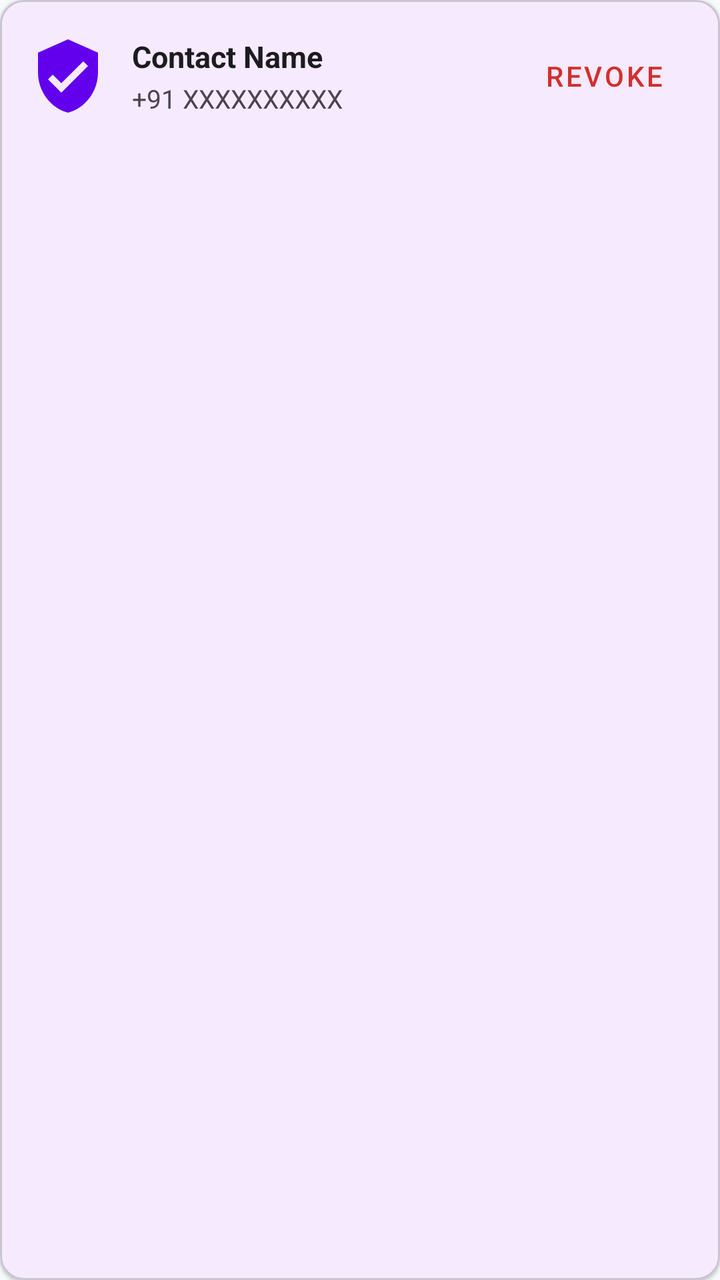
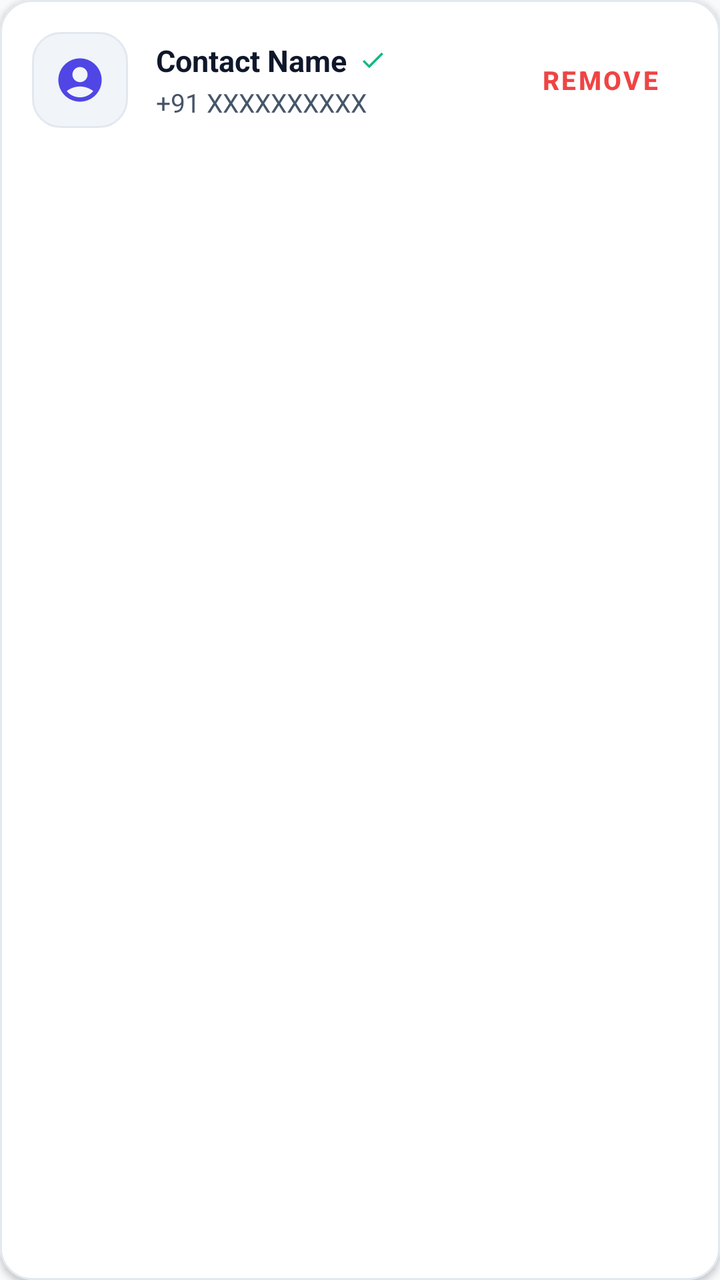

Two renders of the same Android screen: before a commit and after it. Below are the layout's source before the change and the commit's diff.
<!-- AndroidManifest.xml: application theme Theme.SafeTrack -->
<!-- res/layout/item_trusted_contact.xml -->
<?xml version="1.0" encoding="utf-8"?>
<com.google.android.material.card.MaterialCardView xmlns:android="http://schemas.android.com/apk/res/android"
    xmlns:app="http://schemas.android.com/apk/res-auto"
    android:layout_width="match_parent"
    android:layout_height="wrap_content"
    android:layout_marginBottom="8dp"
    app:cardCornerRadius="12dp"
    app:cardElevation="1dp">

    <LinearLayout
        android:layout_width="match_parent"
        android:layout_height="wrap_content"
        android:gravity="center_vertical"
        android:orientation="horizontal"
        android:padding="14dp">

        <ImageView
            android:layout_width="40dp"
            android:layout_height="40dp"
            android:src="@drawable/ic_shield"
            app:tint="@color/primary" />

        <LinearLayout
            android:layout_width="0dp"
            android:layout_height="wrap_content"
            android:layout_marginStart="12dp"
            android:layout_weight="1"
            android:orientation="vertical">

            <TextView
                android:id="@+id/tvContactName"
                android:layout_width="wrap_content"
                android:layout_height="wrap_content"
                android:text="Contact Name"
                android:textColor="@color/text_primary"
                android:textSize="15sp"
                android:textStyle="bold" />

            <TextView
                android:id="@+id/tvContactPhone"
                android:layout_width="wrap_content"
                android:layout_height="wrap_content"
                android:layout_marginTop="2dp"
                android:text="+91 XXXXXXXXXX"
                android:textColor="@color/text_secondary"
                android:textSize="13sp" />
        </LinearLayout>

        <com.google.android.material.button.MaterialButton
            android:id="@+id/btnRevokeContact"
            style="@style/Widget.MaterialComponents.Button.TextButton"
            android:layout_width="wrap_content"
            android:layout_height="wrap_content"
            android:text="Revoke"
            android:textColor="@color/safety_red" />

    </LinearLayout>
</com.google.android.material.card.MaterialCardView>
<!-- resources referenced by this layout -->
<resources>
  <color name="primary">#6200EE</color>
  <color name="safety_red">#D32F2F</color>
  <color name="text_primary">#1C1B1F</color>
  <color name="text_secondary">#49454F</color>
  <!-- drawable ic_shield (drawable) -->
  <vector xmlns:android="http://schemas.android.com/apk/res/android"
      android:width="24dp"
      android:height="24dp"
      android:viewportWidth="24"
      android:viewportHeight="24">
      <path
          android:fillColor="#6200EE"
          android:pathData="M12,1L3,5v6c0,5.55 3.84,10.74 9,12 5.16,-1.26 9,-6.45 9,-12V5l-9,-4zm-2,16l-4,-4 1.41,-1.41L10,14.17l6.59,-6.59L18,9l-8,8z"/>
  </vector>
  <style name="Theme.SafeTrack" parent="Theme.Material3.DayNight.NoActionBar">
          
          <item name="colorPrimary">@color/primary</item>
          <item name="colorPrimaryVariant">@color/primary_variant</item>
          <item name="colorOnPrimary">@color/surface_light</item>
          
          <item name="colorSecondary">@color/secondary</item>
          <item name="colorSecondaryVariant">@color/secondary_variant</item>
          <item name="colorOnSecondary">@color/text_primary</item>
          
          <item name="android:statusBarColor">@color/primary_variant</item>
          <item name="android:windowLightStatusBar">false</item>
          <item name="android:windowBackground">@color/background_light</item>
      </style>
  <color name="primary_variant">#3700B3</color>
  <color name="surface_light">#FFFFFF</color>
  <color name="secondary">#03DAC6</color>
  <color name="secondary_variant">#018786</color>
  <color name="background_light">#F8F9FA</color>
</resources>

<!-- the commit's change to res/layout/item_trusted_contact.xml (unified diff, before → after) -->
@@ -3,38 +3,62 @@
     xmlns:app="http://schemas.android.com/apk/res-auto"
     android:layout_width="match_parent"
     android:layout_height="wrap_content"
-    android:layout_marginBottom="8dp"
-    app:cardCornerRadius="12dp"
-    app:cardElevation="1dp">
+    android:layout_marginBottom="10dp"
+    app:cardCornerRadius="16dp"
+    app:cardElevation="2dp"
+    app:strokeColor="@color/card_stroke"
+    app:strokeWidth="1dp">
 
     <LinearLayout
         android:layout_width="match_parent"
         android:layout_height="wrap_content"
         android:gravity="center_vertical"
         android:orientation="horizontal"
-        android:padding="14dp">
+        android:padding="16dp">
 
-        <ImageView
-            android:layout_width="40dp"
-            android:layout_height="40dp"
-            android:src="@drawable/ic_shield"
-            app:tint="@color/primary" />
+        
+        <FrameLayout
+            android:layout_width="48dp"
+            android:layout_height="48dp"
+            android:background="@drawable/bg_stat_card">
+
+            <ImageView
+                android:layout_width="26dp"
+                android:layout_height="26dp"
+                android:layout_gravity="center"
+                android:src="@drawable/ic_avatar_default"
+                app:tint="@color/primary" />
+        </FrameLayout>
 
         <LinearLayout
             android:layout_width="0dp"
             android:layout_height="wrap_content"
-            android:layout_marginStart="12dp"
+            android:layout_marginStart="14dp"
             android:layout_weight="1"
             android:orientation="vertical">
 
-            <TextView
-                android:id="@+id/tvContactName"
+            <LinearLayout
                 android:layout_width="wrap_content"
                 android:layout_height="wrap_content"
-                android:text="Contact Name"
-                android:textColor="@color/text_primary"
-                android:textSize="15sp"
-                android:textStyle="bold" />
+                android:gravity="center_vertical"
+                android:orientation="horizontal">
+
+                <TextView
+                    android:id="@+id/tvContactName"
+                    android:layout_width="wrap_content"
+                    android:layout_height="wrap_content"
+                    android:text="Contact Name"
+                    android:textColor="@color/text_primary"
+                    android:textSize="15sp"
+                    android:textStyle="bold" />
+
+                <ImageView
+                    android:layout_width="14dp"
+                    android:layout_height="14dp"
+                    android:layout_marginStart="6dp"
+                    android:src="@drawable/ic_check"
+                    app:tint="@color/safety_green" />
+            </LinearLayout>
 
             <TextView
                 android:id="@+id/tvContactPhone"
@@ -51,8 +75,10 @@
             style="@style/Widget.MaterialComponents.Button.TextButton"
             android:layout_width="wrap_content"
             android:layout_height="wrap_content"
-            android:text="Revoke"
-            android:textColor="@color/safety_red" />
+            android:text="Remove"
+            android:textColor="@color/safety_red"
+            android:textSize="13sp"
+            android:textStyle="bold" />
 
     </LinearLayout>
 </com.google.android.material.card.MaterialCardView>
<!-- resource entries referenced after the edit -->
@@ -1,37 +1,80 @@
 <!-- resources referenced by this layout -->
 <resources>
-  <color name="primary">#6200EE</color>
-  <color name="safety_red">#D32F2F</color>
-  <color name="text_primary">#1C1B1F</color>
-  <color name="text_secondary">#49454F</color>
-  <!-- drawable ic_shield (drawable) -->
+  <color name="card_stroke">#E2E8F0</color>
+  <color name="primary">#4F46E5</color>
+  <color name="safety_green">#10B981</color>
+  <color name="safety_red">#EF4444</color>
+  <color name="text_primary">#0F172A</color>
+  <color name="text_secondary">#475569</color>
+  <!-- drawable bg_stat_card (drawable) -->
+  <?xml version="1.0" encoding="utf-8"?>
+  <shape xmlns:android="http://schemas.android.com/apk/res/android"
+      android:shape="rectangle">
+      <solid android:color="#F1F5F9" />
+      <stroke
+          android:width="1dp"
+          android:color="#E2E8F0" />
+      <corners android:radius="14dp" />
+  </shape>
+  <!-- drawable ic_avatar_default (drawable) -->
+  <vector xmlns:android="http://schemas.android.com/apk/res/android"
+      android:width="24dp"
+      android:height="24dp"
+      android:viewportWidth="24"
+      android:viewportHeight="24">
+    <path
+        android:fillColor="#FF000000"
+        android:pathData="M12,2C6.48,2 2,6.48 2,12s4.48,10 10,10 10,-4.48 10,-10S17.52,2 12,2zM12,6c1.93,0 3.5,1.57 3.5,3.5S13.93,13 12,13s-3.5,-1.57 -3.5,-3.5S10.07,6 12,6zM12,20c-2.03,0 -4.43,-0.82 -6.14,-2.88C7.55,15.8 9.68,15 12,15s4.45,0.8 6.14,2.12C16.43,19.18 14.03,20 12,20z"/>
+  </vector>
+  <!-- drawable ic_check (drawable) -->
   <vector xmlns:android="http://schemas.android.com/apk/res/android"
       android:width="24dp"
       android:height="24dp"
       android:viewportWidth="24"
       android:viewportHeight="24">
       <path
-          android:fillColor="#6200EE"
-          android:pathData="M12,1L3,5v6c0,5.55 3.84,10.74 9,12 5.16,-1.26 9,-6.45 9,-12V5l-9,-4zm-2,16l-4,-4 1.41,-1.41L10,14.17l6.59,-6.59L18,9l-8,8z"/>
+          android:fillColor="#2E7D32"
+          android:pathData="M9,16.17L4.83,12l-1.42,1.41L9,19 21,7l-1.41,-1.41z"/>
   </vector>
   <style name="Theme.SafeTrack" parent="Theme.Material3.DayNight.NoActionBar">
           
           <item name="colorPrimary">@color/primary</item>
-          <item name="colorPrimaryVariant">@color/primary_variant</item>
+          <item name="colorPrimaryVariant">@color/primary_dark</item>
           <item name="colorOnPrimary">@color/surface_light</item>
+          <item name="colorPrimaryContainer">@color/primary_light</item>
+          <item name="colorOnPrimaryContainer">@color/primary_dark</item>
+  
           
           <item name="colorSecondary">@color/secondary</item>
           <item name="colorSecondaryVariant">@color/secondary_variant</item>
-          <item name="colorOnSecondary">@color/text_primary</item>
+          <item name="colorOnSecondary">@color/surface_light</item>
+          <item name="colorSecondaryContainer">@color/secondary_light</item>
+          <item name="colorOnSecondaryContainer">@color/secondary_variant</item>
+  
           
           <item name="android:statusBarColor">@color/primary_variant</item>
           <item name="android:windowLightStatusBar">false</item>
+          <item name="android:navigationBarColor">@color/surface_light</item>
+          <item name="android:windowLightNavigationBar" tools:targetApi="o_mr1">true</item>
           <item name="android:windowBackground">@color/background_light</item>
+  
+          
+          <item name="materialCardViewStyle">@style/Widget.SafeTrack.Card</item>
       </style>
-  <color name="primary_variant">#3700B3</color>
+  <color name="primary_dark">#3730A3</color>
+  <color name="primary_variant">#312E81</color>
   <color name="surface_light">#FFFFFF</color>
-  <color name="secondary">#03DAC6</color>
-  <color name="secondary_variant">#018786</color>
-  <color name="background_light">#F8F9FA</color>
+  <color name="primary_light">#EEF2FF</color>
+  <color name="secondary">#0EA5E9</color>
+  <color name="secondary_variant">#0284C7</color>
+  <color name="secondary_light">#E0F2FE</color>
+  <color name="background_light">#F8FAFC</color>
+  <style name="Widget.SafeTrack.Card" parent="Widget.Material3.CardView.Elevated">
+          <item name="cardElevation">2dp</item>
+          <item name="cardCornerRadius">16dp</item>
+          <item name="strokeColor">@color/card_stroke</item>
+          <item name="strokeWidth">1dp</item>
+          <item name="cardBackgroundColor">@color/surface_light</item>
+      </style>
 </resources>
 
